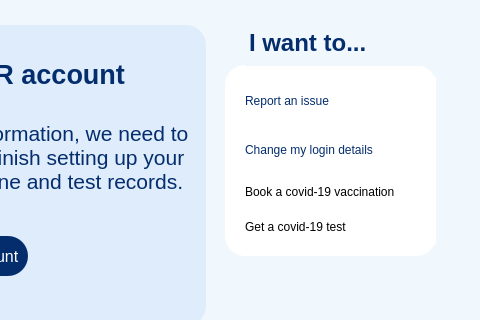
This is MCR-app/mainwindow.ui in maria-gedye/QTapp as Qt 5 draws it before an edit; both pictures show x 345 to 825 and y 95 to 415 of the 825 by 518 pixel window. The edited form follows.
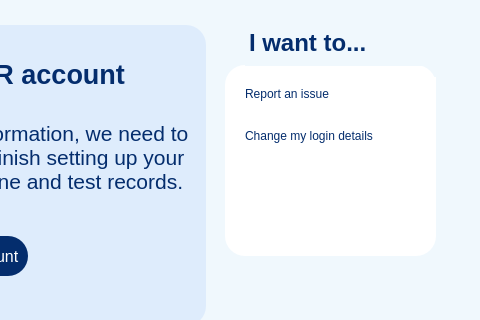
This is the edited form. The open tabs and pages were chosen to show the change. Icons and pictures are not drawn.

What changed in the file:
```diff
--- a/MCR-app/mainwindow.ui
+++ b/MCR-app/mainwindow.ui
@@ -730,8 +730,8 @@
         <rect>
          <x>20</x>
          <y>10</y>
-         <width>202</width>
-         <height>171</height>
+         <width>191</width>
+         <height>81</height>
         </rect>
        </property>
        <layout class="QVBoxLayout" name="verticalLayout_2">
@@ -771,38 +771,6 @@
           </property>
          </widget>
         </item>
-        <item alignment="Qt::AlignLeft">
-         <widget class="QPushButton" name="pushButton_2booktest">
-          <property name="minimumSize">
-           <size>
-            <width>160</width>
-            <height>20</height>
-           </size>
-          </property>
-          <property name="styleSheet">
-           <string notr="true">text-align:left;</string>
-          </property>
-          <property name="text">
-           <string>Book a covid-19 vaccination</string>
-          </property>
-         </widget>
-        </item>
-        <item alignment="Qt::AlignLeft">
-         <widget class="QPushButton" name="pushButton_2bookvacc">
-          <property name="minimumSize">
-           <size>
-            <width>160</width>
-            <height>20</height>
-           </size>
-          </property>
-          <property name="styleSheet">
-           <string notr="true">text-align: left;</string>
-          </property>
-          <property name="text">
-           <string>Get a covid-19 test</string>
-          </property>
-         </widget>
-        </item>
        </layout>
       </widget>
      </widget>
```
Left out of the diff: 4 changed lines with no effect on the pictures.
